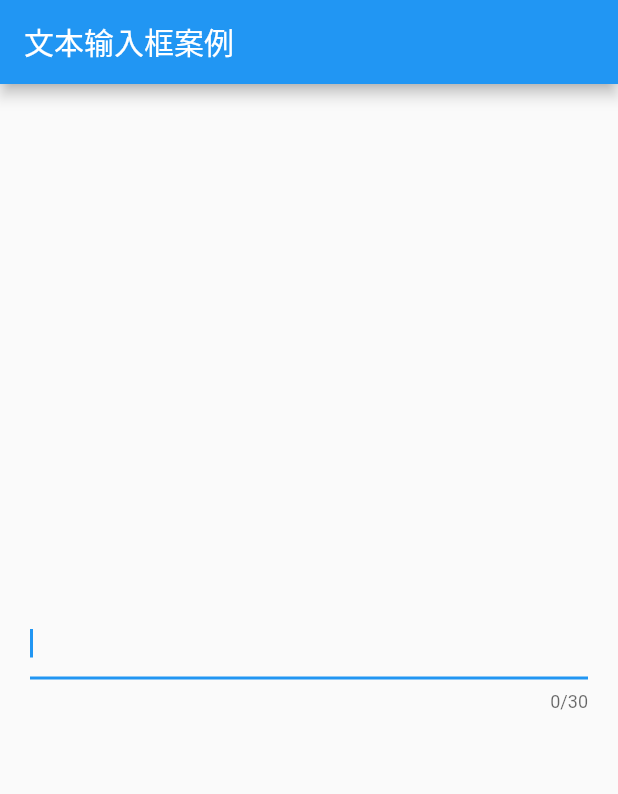
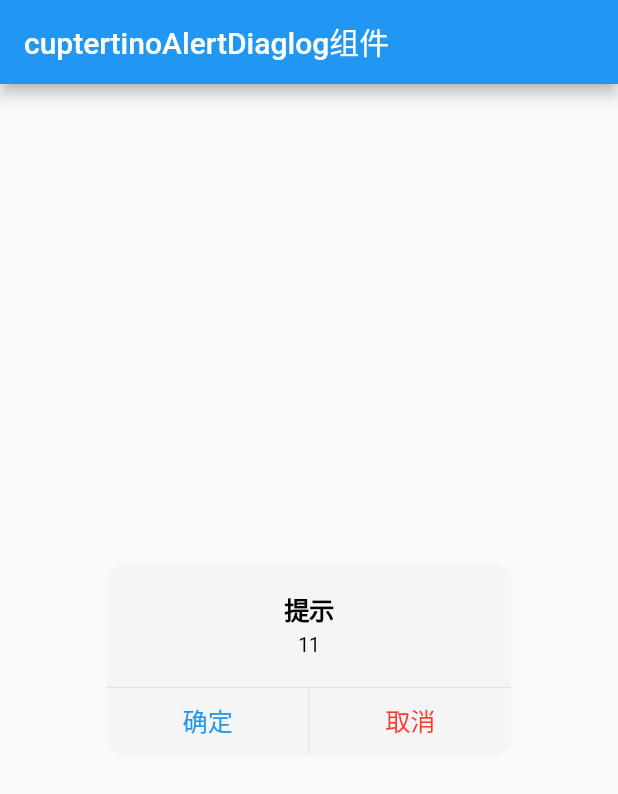
Before and after one commit to snaketzy/Flutter_App, a Flutter app: the screen it shows after launch, on a phone screen of 412 x 824 dp. Shown: the top 794 px of the screen. Run offline on Flutter 3.47's test engine with Material 2 defaults, Android fonts, the phone set to English and light mode, and no system bars.

Commit message:
增加模块

```diff
--- /dev/null
+++ b/bug/lib/myacitvityindicator.dart
@@ -0,0 +1,22 @@
+import 'package:flutter/material.dart';
+import 'package:flutter/cupertino.dart';
+
+// 指示器组件示例
+class MyActivityIndicator extends StatelessWidget {
+  @override
+  Widget build(BuildContext context) {
+    return MaterialApp(
+      title: "指示器组件示例",
+      home: Scaffold(
+        appBar: AppBar(
+          title:Text( "指示器组件示例"),
+        ),
+        body: Center(
+          child: CupertinoActivityIndicator(
+            radius: 20,
+          ),
+        ),
+      ),
+    );
+  }
+}
--- /dev/null
+++ b/bug/lib/mycuptertinoalertdialog.dart
@@ -0,0 +1,28 @@
+import 'package:flutter/material.dart';
+import 'package:flutter/cupertino.dart';
+
+
+// cuptertinoAlertDiaglog组件
+class MyCupertinoAlertDialog extends StatelessWidget {
+  @override
+  Widget build(BuildContext context) {
+    return MaterialApp(
+      title: "cuptertinoAlertDiaglog组件",
+      home: Scaffold(
+        appBar: AppBar(
+          title: Text("cuptertinoAlertDiaglog组件"),
+        ),
+        body: Center(
+          child: CupertinoAlertDialog(
+            title: Text("提示"),
+            content: Text("11"),
+            actions: <Widget>[
+              CupertinoDialogAction(child: Text("确定"), onPressed: () {},),
+              CupertinoDialogAction(child: Text("取消"), onPressed: () {}, isDestructiveAction: true,),
+            ],
+          ),
+        ),
+      ),
+    );
+  }
+}
```
Also changed, not shown: bug/lib/main.dart (+7 -1 lines), bug/lib/mycard.dart (+10 -3 lines).
